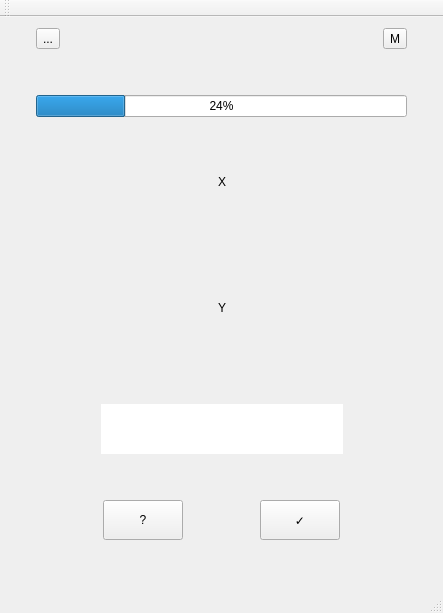
This is main_window.ui in codincodee/AnyWord as Qt 5 draws it before an edit. The edited form follows.
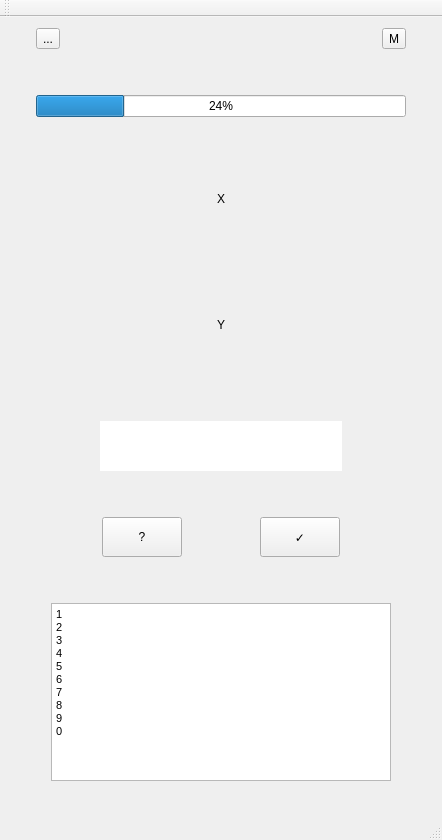
This is the edited form.

Diff of the .ui file:
```diff
--- a/main_window.ui
+++ b/main_window.ui
@@ -6,8 +6,8 @@
    <rect>
     <x>0</x>
     <y>0</y>
-    <width>443</width>
-    <height>613</height>
+    <width>442</width>
+    <height>840</height>
    </rect>
   </property>
   <property name="focusPolicy">
@@ -479,6 +479,84 @@
         </property>
        </spacer>
       </item>
+      <item>
+       <layout class="QHBoxLayout" name="horizontalLayout_7">
+        <item>
+         <spacer name="horizontalSpacer_18">
+          <property name="orientation">
+           <enum>Qt::Horizontal</enum>
+          </property>
+          <property name="sizeType">
+           <enum>QSizePolicy::Fixed</enum>
+          </property>
+          <property name="sizeHint" stdset="0">
+           <size>
+            <width>20</width>
+            <height>20</height>
+           </size>
+          </property>
+         </spacer>
+        </item>
+        <item>
+         <widget class="QTextEdit" name="textEdit">
+          <property name="sizePolicy">
+           <sizepolicy hsizetype="Expanding" vsizetype="Expanding">
+            <horstretch>0</horstretch>
+            <verstretch>0</verstretch>
+           </sizepolicy>
+          </property>
+          <property name="focusPolicy">
+           <enum>Qt::NoFocus</enum>
+          </property>
+          <property name="html">
+           <string>&lt;!DOCTYPE HTML PUBLIC &quot;-//W3C//DTD HTML 4.0//EN&quot; &quot;http://www.w3.org/TR/REC-html40/strict.dtd&quot;&gt;
+&lt;html&gt;&lt;head&gt;&lt;meta name=&quot;qrichtext&quot; content=&quot;1&quot; /&gt;&lt;style type=&quot;text/css&quot;&gt;
+p, li { white-space: pre-wrap; }
+&lt;/style&gt;&lt;/head&gt;&lt;body style=&quot; font-family:'MS Shell Dlg 2'; font-size:8pt; font-weight:400; font-style:normal;&quot;&gt;
+&lt;p style=&quot; margin-top:0px; margin-bottom:0px; margin-left:0px; margin-right:0px; -qt-block-indent:0; text-indent:0px;&quot;&gt;1&lt;/p&gt;
+&lt;p style=&quot; margin-top:0px; margin-bottom:0px; margin-left:0px; margin-right:0px; -qt-block-indent:0; text-indent:0px;&quot;&gt;2&lt;/p&gt;
+&lt;p style=&quot; margin-top:0px; margin-bottom:0px; margin-left:0px; margin-right:0px; -qt-block-indent:0; text-indent:0px;&quot;&gt;3&lt;/p&gt;
+&lt;p style=&quot; margin-top:0px; margin-bottom:0px; margin-left:0px; margin-right:0px; -qt-block-indent:0; text-indent:0px;&quot;&gt;4&lt;/p&gt;
+&lt;p style=&quot; margin-top:0px; margin-bottom:0px; margin-left:0px; margin-right:0px; -qt-block-indent:0; text-indent:0px;&quot;&gt;5&lt;/p&gt;
+&lt;p style=&quot; margin-top:0px; margin-bottom:0px; margin-left:0px; margin-right:0px; -qt-block-indent:0; text-indent:0px;&quot;&gt;6&lt;/p&gt;
+&lt;p style=&quot; margin-top:0px; margin-bottom:0px; margin-left:0px; margin-right:0px; -qt-block-indent:0; text-indent:0px;&quot;&gt;7&lt;/p&gt;
+&lt;p style=&quot; margin-top:0px; margin-bottom:0px; margin-left:0px; margin-right:0px; -qt-block-indent:0; text-indent:0px;&quot;&gt;8&lt;/p&gt;
+&lt;p style=&quot; margin-top:0px; margin-bottom:0px; margin-left:0px; margin-right:0px; -qt-block-indent:0; text-indent:0px;&quot;&gt;9&lt;/p&gt;
+&lt;p style=&quot; margin-top:0px; margin-bottom:0px; margin-left:0px; margin-right:0px; -qt-block-indent:0; text-indent:0px;&quot;&gt;0&lt;/p&gt;&lt;/body&gt;&lt;/html&gt;</string>
+          </property>
+         </widget>
+        </item>
+        <item>
+         <spacer name="horizontalSpacer_17">
+          <property name="orientation">
+           <enum>Qt::Horizontal</enum>
+          </property>
+          <property name="sizeType">
+           <enum>QSizePolicy::Fixed</enum>
+          </property>
+          <property name="sizeHint" stdset="0">
+           <size>
+            <width>20</width>
+            <height>20</height>
+           </size>
+          </property>
+         </spacer>
+        </item>
+       </layout>
+      </item>
+      <item>
+       <spacer name="verticalSpacer_7">
+        <property name="orientation">
+         <enum>Qt::Vertical</enum>
+        </property>
+        <property name="sizeHint" stdset="0">
+         <size>
+          <width>20</width>
+          <height>40</height>
+         </size>
+        </property>
+       </spacer>
+      </item>
      </layout>
     </item>
     <item row="0" column="0">
```
Left out of the diff: 2 changed lines with no effect on the pictures.
